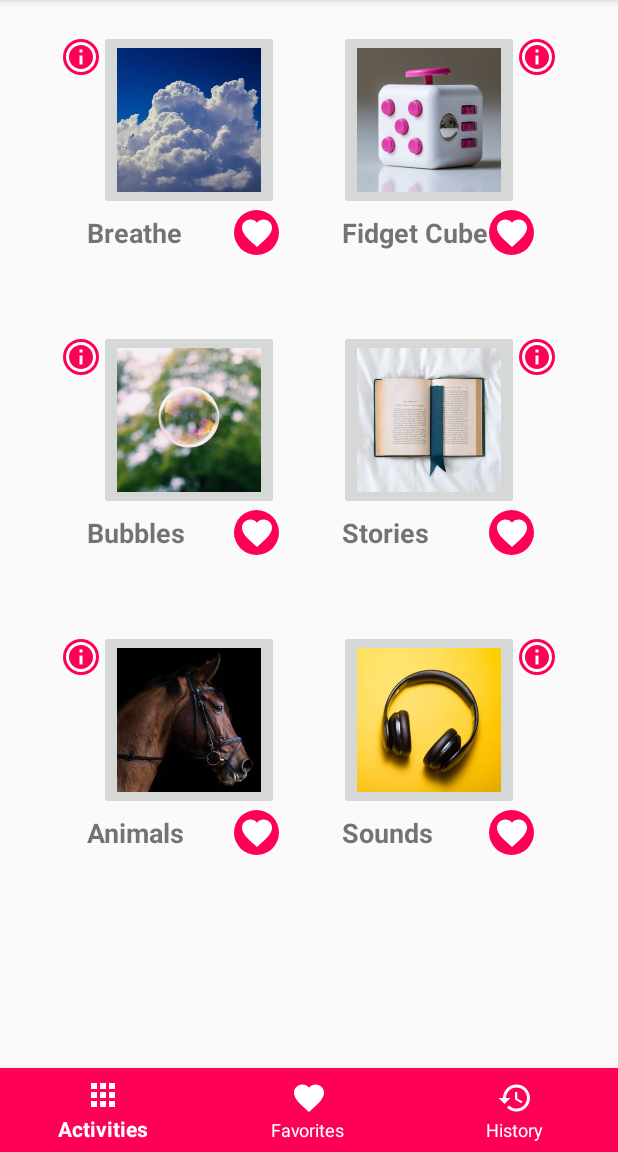
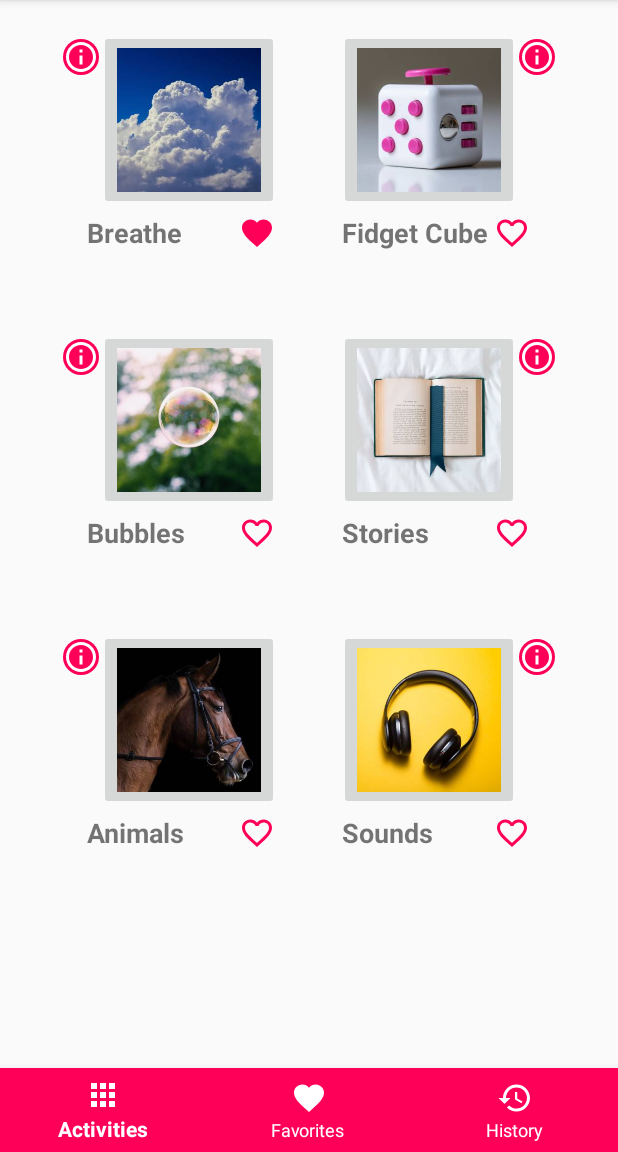
Before and after one commit to calvin-cs262-fall2019-teamC/client, an Android app: the screen it shows after launch (MainActivity), after a tap on "Button to favorite an activity", on a phone screen of 412 x 824 dp, the part 84-1236 px from its top. Run offline under Robolectric (Android 15) with nearby library versions, the phone set to English and light mode, and no system bars; our stand-ins replace Room's generated code.

Commit message:
Add heart filling favorites functionality

```diff
--- a/app/src/main/java/edu/calvin/cs262/sensapp/MainActivity.java
+++ b/app/src/main/java/edu/calvin/cs262/sensapp/MainActivity.java
@@ -7,12 +7,14 @@ import androidx.fragment.app.FragmentTransaction;
 
 import android.content.Context;
 import android.content.Intent;
+import android.graphics.drawable.Drawable;
 import android.os.AsyncTask;
 import android.os.Bundle;
 import android.util.Log;
 import android.view.Menu;
 import android.view.MenuItem;
 import android.view.View;
+import android.widget.ImageButton;
 import android.widget.Toast;
 
 import com.google.android.material.bottomnavigation.BottomNavigationView;
@@ -200,14 +202,18 @@ public class MainActivity extends AppCompatActivity {
     }
 
     /**
-     * Records the current activity as favorited.
+     * Records the current activity as favorited and updates the heart icon
      *
-     * @param view The current View object (the favorite heart button).
+     * @param view The current View object (the favorite heart button, must be an ImageButton)
      */
-    public void favoriteActivity(final View view) {
-        Toast toast = Toast.makeText(context, view.getTag().toString() +
-                " Toggled from Favorites", Toast.LENGTH_SHORT);
-        toast.show();
+    public void favoriteActivity(View view) {
+
+        // Cast clicked View to ImageButton
+        final ImageButton button = (ImageButton) view;
+
+        // Initialize the necessary Drawables
+        final Drawable heartBorder = context.getResources().getDrawable(R.drawable.ic_favorite_border);
+        final Drawable heartFull = context.getResources().getDrawable(R.drawable.ic_favorite_pink);
 
         // Insert and get data using Database Async way
         // From https://stackoverflow.com/questions/44167111/
@@ -220,17 +226,19 @@ public class MainActivity extends AppCompatActivity {
             public void run() {
                 // Get the ID of the Activity selected
                 int id = SensappRoomDatabase.getDatabase(context).activityDao()
-                        .getActivityIdByName(view.getTag().toString());
+                        .getActivityIdByName(button.getTag().toString());
 
                 if (SensappRoomDatabase.getDatabase(context)
                         .favoriteDao().getFavoriteById(id) == null) {
                     // Add Activity to Favorites
                     SensappRoomDatabase.getDatabase(context).favoriteDao().insert(new Favorite(id));
+                    button.setImageDrawable(heartFull);
                 } else {
                     // Remove Activity to Favorites
                     SensappRoomDatabase.getDatabase(context).favoriteDao().deleteFavorite(
                             SensappRoomDatabase.getDatabase(context)
                                     .favoriteDao().getFavoriteById(id));
+                    button.setImageDrawable(heartBorder);
                 }
             }
         });
--- a/app/src/main/java/edu/calvin/cs262/sensapp/MainFragment.java
+++ b/app/src/main/java/edu/calvin/cs262/sensapp/MainFragment.java
@@ -1,12 +1,25 @@
 package edu.calvin.cs262.sensapp;
 
 import android.content.Context;
+import android.graphics.drawable.Drawable;
+import android.os.AsyncTask;
 import android.os.Bundle;
+import android.util.Log;
 import android.view.LayoutInflater;
 import android.view.View;
 import android.view.ViewGroup;
+import android.widget.ImageButton;
 
+import androidx.annotation.Nullable;
 import androidx.fragment.app.Fragment;
+import androidx.lifecycle.LiveData;
+import androidx.lifecycle.Observer;
+import androidx.lifecycle.ViewModelProviders;
+import androidx.recyclerview.widget.LinearLayoutManager;
+import androidx.recyclerview.widget.RecyclerView;
+
+import java.util.Iterator;
+import java.util.List;
 
 
 /**
@@ -31,7 +44,7 @@ public class MainFragment extends Fragment {
     }
 
     /**
-     * When created place the Main Layout in the MainActivity.
+     * When created place the Main Layout in the MainActivity (initialize Favorite buttons).
      *
      * @param inflater           The LayoutInflater to place the Layout in the MainActivity.
      * @param container          The ViewGroup in which to place the Layout.
@@ -41,6 +54,63 @@ public class MainFragment extends Fragment {
     @Override
     public View onCreateView(LayoutInflater inflater, ViewGroup container,
                              Bundle savedInstanceState) {
-        return inflater.inflate(R.layout.fragment_main, container, false);
+        // Inflate the view
+        View returnView = inflater.inflate(R.layout.fragment_main, container, false);
+
+        // Initialize the necessary Drawables and ImageButtons
+        final Drawable heartBorder = context.getResources().getDrawable(R.drawable.ic_favorite_border);
+        final Drawable heartFull = context.getResources().getDrawable(R.drawable.ic_favorite_pink);
+        final ImageButton activityOneFavorite = returnView.findViewById(R.id.activity_one_favorite);
+        final ImageButton activityTwoFavorite = returnView.findViewById(R.id.activity_two_favorite);
+        final ImageButton activityThreeFavorite = returnView.findViewById(R.id.activity_three_favorite);
+        final ImageButton activityFourFavorite = returnView.findViewById(R.id.activity_four_favorite);
+        final ImageButton activityFiveFavorite = returnView.findViewById(R.id.activity_five_favorite);
+        final ImageButton activitySixFavorite = returnView.findViewById(R.id.activity_six_favorite);
+
+        // Default to empty heart
+        activityOneFavorite.setImageDrawable(heartBorder);
+        activityTwoFavorite.setImageDrawable(heartBorder);
+        activityThreeFavorite.setImageDrawable(heartBorder);
+        activityFourFavorite.setImageDrawable(heartBorder);
+        activityFiveFavorite.setImageDrawable(heartBorder);
+        activitySixFavorite.setImageDrawable(heartBorder);
+
+        // Update to full heart if a Favorite of the activity exists
+        SensappRoomDatabase.getDatabase(context)
+                .favoriteDao().getAllFavorites().observe(this, new Observer<List<Favorite>>() {
+            @Override
+            public void onChanged(@Nullable final List<Favorite> favorites) {
+                if (favorites != null) {
+                    // https://www.geeksforgeeks.org/for-each-loop-in-java/
+                    for (Favorite favorite : favorites) {
+                        Log.d("Favorite", String.valueOf(favorite.getActivityId()));
+                        switch (favorite.getActivityId()) {
+                            case 1:
+                                activityOneFavorite.setImageDrawable(heartFull);
+                                break;
+                            case 2:
+                                activityTwoFavorite.setImageDrawable(heartFull);
+                                break;
+                            case 3:
+                                activityThreeFavorite.setImageDrawable(heartFull);
+                                break;
+                            case 4:
+                                activityFourFavorite.setImageDrawable(heartFull);
+                                break;
+                            case 5:
+                                activityFiveFavorite.setImageDrawable(heartFull);
+                                break;
+                            case 6:
+                                activitySixFavorite.setImageDrawable(heartFull);
+                                break;
+                            default:
+                                throw new RuntimeException("ERROR: unknown favorited activity.");
+                        }
+                    }
+                }
+            }
+        });
+
+        return returnView;
     }
 }
--- /dev/null
+++ b/app/src/main/res/drawable/ic_favorite_border.xml
@@ -0,0 +1,5 @@
+<vector android:height="24dp" android:tint="#FF0059"
+    android:viewportHeight="24.0" android:viewportWidth="24.0"
+    android:width="24dp" xmlns:android="http://schemas.android.com/apk/res/android">
+    <path android:fillColor="#FF000000" android:pathData="M16.5,3c-1.74,0 -3.41,0.81 -4.5,2.09C10.91,3.81 9.24,3 7.5,3 4.42,3 2,5.42 2,8.5c0,3.78 3.4,6.86 8.55,11.54L12,21.35l1.45,-1.32C18.6,15.36 22,12.28 22,8.5 22,5.42 19.58,3 16.5,3zM12.1,18.55l-0.1,0.1 -0.1,-0.1C7.14,14.24 4,11.39 4,8.5 4,6.5 5.5,5 7.5,5c1.54,0 3.04,0.99 3.57,2.36h1.87C13.46,5.99 14.96,5 16.5,5c2,0 3.5,1.5 3.5,3.5 0,2.89 -3.14,5.74 -7.9,10.05z"/>
+</vector>
--- /dev/null
+++ b/app/src/main/res/drawable/ic_favorite_pink.xml
@@ -0,0 +1,5 @@
+<vector android:height="24dp" android:tint="#FF0059"
+    android:viewportHeight="24.0" android:viewportWidth="24.0"
+    android:width="24dp" xmlns:android="http://schemas.android.com/apk/res/android">
+    <path android:fillColor="#FF000000" android:pathData="M12,21.35l-1.45,-1.32C5.4,15.36 2,12.28 2,8.5 2,5.42 4.42,3 7.5,3c1.74,0 3.41,0.81 4.5,2.09C13.09,3.81 14.76,3 16.5,3 19.58,3 22,5.42 22,8.5c0,3.78 -3.4,6.86 -8.55,11.54L12,21.35z"/>
+</vector>
--- a/app/src/main/res/layout/fragment_main.xml
+++ b/app/src/main/res/layout/fragment_main.xml
@@ -84,14 +84,19 @@
                         android:textSize="18sp"
                         android:textStyle="bold" />
 
+                    <!--
+                    Transparent color:
+                    https://stackoverflow.com/questions/1492554/set-transparent-background-of-an-imageview-on-android
+                    -->
+
                     <ImageButton
                         android:id="@+id/activity_one_favorite"
                         android:layout_width="30dp"
                         android:layout_height="30dp"
-                        android:background="@drawable/circle_button"
                         android:contentDescription="@string/favorite_button_description"
                         android:onClick="favoriteActivity"
-                        android:src="@drawable/ic_favorite"
+                        android:background="@android:color/transparent"
+                        android:src="@drawable/ic_favorite_border"
                         android:tag="@string/activity_one_title" />
 
                 </LinearLayout>
@@ -164,10 +169,10 @@
                         android:id="@+id/activity_two_favorite"
                         android:layout_width="30dp"
                         android:layout_height="30dp"
-                        android:background="@drawable/circle_button"
                         android:contentDescription="@string/favorite_button_description"
                         android:onClick="favoriteActivity"
-                        android:src="@drawable/ic_favorite"
+                        android:background="@android:color/transparent"
+                        android:src="@drawable/ic_favorite_border"
                         android:tag="@string/activity_two_title" />
 
                 </LinearLayout>
@@ -248,10 +253,10 @@
                         android:id="@+id/activity_three_favorite"
                         android:layout_width="30dp"
                         android:layout_height="30dp"
-                        android:background="@drawable/circle_button"
                         android:contentDescription="@string/favorite_button_description"
                         android:onClick="favoriteActivity"
-                        android:src="@drawable/ic_favorite"
+                        android:background="@android:color/transparent"
+                        android:src="@drawable/ic_favorite_border"
                         android:tag="@string/activity_three_title" />
 
                 </LinearLayout>
@@ -324,10 +329,10 @@
                         android:id="@+id/activity_four_favorite"
                         android:layout_width="30dp"
                         android:layout_height="30dp"
-                        android:background="@drawable/circle_button"
                         android:contentDescription="@string/favorite_button_description"
                         android:onClick="favoriteActivity"
-                        android:src="@drawable/ic_favorite"
+                        android:background="@android:color/transparent"
+                        android:src="@drawable/ic_favorite_border"
                         android:tag="@string/activity_four_title" />
 
                 </LinearLayout>
@@ -408,10 +413,10 @@
                         android:id="@+id/activity_five_favorite"
                         android:layout_width="30dp"
                         android:layout_height="30dp"
-                        android:background="@drawable/circle_button"
                         android:contentDescription="@string/favorite_button_description"
                         android:onClick="favoriteActivity"
-                        android:src="@drawable/ic_favorite"
+                        android:background="@android:color/transparent"
+                        android:src="@drawable/ic_favorite_border"
                         android:tag="@string/activity_five_title" />
 
                 </LinearLayout>
@@ -484,10 +489,10 @@
                         android:id="@+id/activity_six_favorite"
                         android:layout_width="30dp"
                         android:layout_height="30dp"
-                        android:background="@drawable/circle_button"
                         android:contentDescription="@string/favorite_button_description"
                         android:onClick="favoriteActivity"
-                        android:src="@drawable/ic_favorite"
+                        android:background="@android:color/transparent"
+                        android:src="@drawable/ic_favorite_border"
                         android:tag="@string/activity_six_title" />
 
                 </LinearLayout>
--- a/app/src/main/res/xml/root_preferences.xml
+++ b/app/src/main/res/xml/root_preferences.xml
@@ -18,16 +18,6 @@
 
     <CheckBoxPreference
         android:defaultValue="true"
-        android:key="history_preference"
-        android:title="Log satisfaction after activity" />
-
-    <CheckBoxPreference
-        android:defaultValue="false"
-        android:key="dark_preference"
-        android:title="Dark mode" />
-
-    <CheckBoxPreference
-        android:defaultValue="true"
         android:key="vibrate"
         android:title="Vibration" />
 
```
